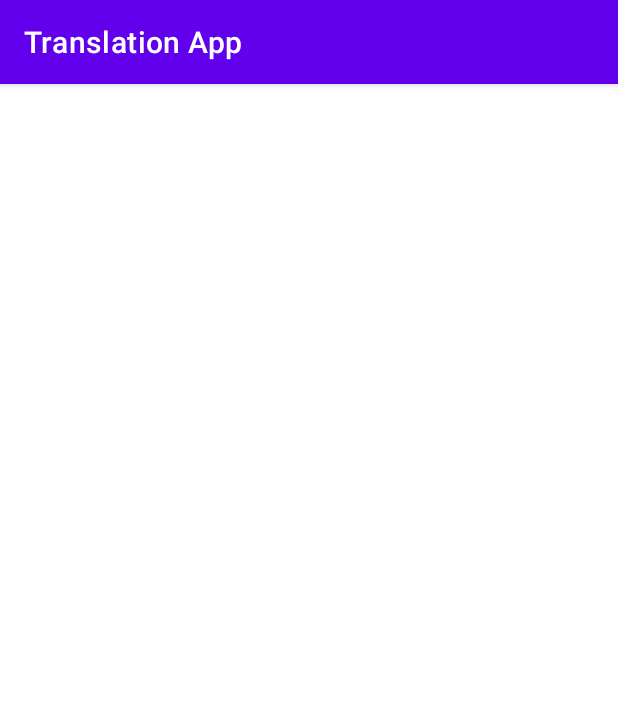
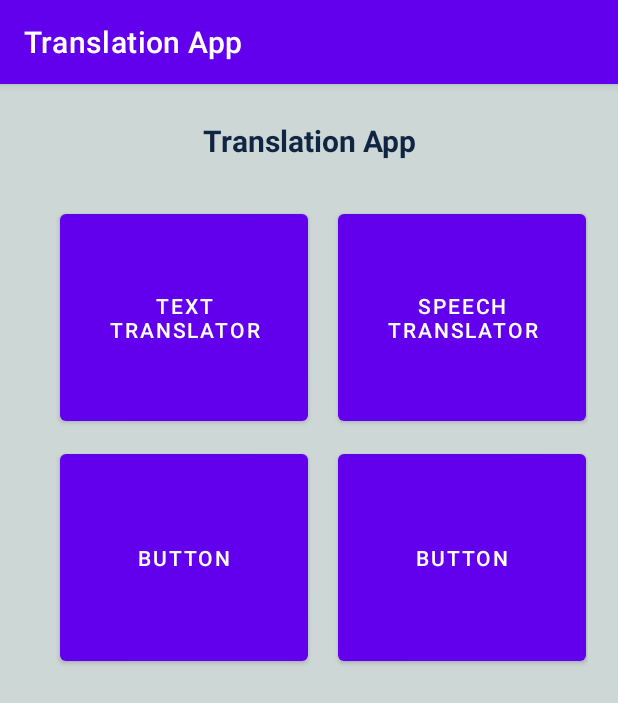
Before and after one commit to DerisO22/Android-Translation-App, an Android app: the screen it shows after launch (MainActivity), on a phone screen of 412 x 824 dp. Shown: the top 703 px of the screen. Run offline under Robolectric (Android 15) with nearby library versions, the phone set to English and light mode, and no system bars.

Commit message:
Buttons/Pages Commit :(

```diff
--- a/app/build.gradle
+++ b/app/build.gradle
@@ -3,12 +3,12 @@ plugins {
 }
 
 android {
-    compileSdk 33
+    compileSdk 34
 
     defaultConfig {
         applicationId "com.example.translationapp"
         minSdk 21
-        targetSdk 33
+        targetSdk 34
         versionCode 1
         versionName "1.0"
 
@@ -38,6 +38,6 @@ dependencies {
 
     implementation 'com.google.firebase:firebase-core:21.1.1'
     implementation 'com.google.firebase:firebase-ml-natural-language:22.0.1'
-    implementation 'com.google.firebase:firebase-ml-natural-language-id-model:20.0.7'
+    //implementation 'com.google.firebase:firebase-ml-natural-language-id-model:20.0.7'
     implementation 'com.google.firebase:firebase-ml-natural-language-translate-model:20.0.9'
 }
--- a/app/src/main/AndroidManifest.xml
+++ b/app/src/main/AndroidManifest.xml
@@ -9,7 +9,10 @@
         android:supportsRtl="true"
         android:theme="@style/Theme.TranslationApp">
         <activity
-            android:name="com.example.translationappandroid.MainActivity"
+            android:name=".MainActivity2"
+            android:exported="false" />
+        <activity
+            android:name=".MainActivity"
             android:exported="true">
             <intent-filter>
                 <action android:name="android.intent.action.MAIN" />
--- /dev/null
+++ b/app/src/main/res/drawable/baseline_dehaze_24.xml
@@ -0,0 +1,5 @@
+<vector android:height="24dp" android:tint="#000000"
+    android:viewportHeight="24" android:viewportWidth="24"
+    android:width="24dp" xmlns:android="http://schemas.android.com/apk/res/android">
+    <path android:fillColor="@android:color/white" android:pathData="M2,15.5v2h20v-2L2,15.5zM2,10.5v2h20v-2L2,10.5zM2,5.5v2h20v-2L2,5.5z"/>
+</vector>
--- a/app/src/main/res/layout/activity_main.xml
+++ b/app/src/main/res/layout/activity_main.xml
@@ -1,25 +1,83 @@
 <?xml version="1.0" encoding="utf-8"?>
-<ScrollView xmlns:android="http://schemas.android.com/apk/res/android"
-    xmlns:app="http://schemas.android.com/apk/res-auto"
+<LinearLayout xmlns:android="http://schemas.android.com/apk/res/android"
+    xmlns:app="http://schemas.android.com/apk/res/android"
     xmlns:tools="http://schemas.android.com/tools"
+    android:layout_width="match_parent"
+    android:orientation="vertical"
+    android:background="@color/plat"
     android:layout_height="match_parent"
-    android:layout_width="match_parent"
-    tools:context=".MainActivity">
+    tools:context=".MainActivity"
+    tools:ignore="NamespaceTypo">
 
-    <LinearLayout>
-        android:orientation="vertical"
+    <TextView
         android:layout_width="match_parent"
-        android:layout_height="wrap_content">
+        android:layout_height="wrap_content"
+        android:layout_marginTop="20dp"
+        android:layout_marginBottom="15dp"
+        android:gravity="center"
+        android:padding="4dp"
+        android:text="Translation App"
+        android:textAlignment="center"
+        android:textColor="@color/teal"
+        android:textSize="20sp"
+        android:textStyle="bold"></TextView>
 
-        <LinearLayout
-            android:orientation="vertical"
-            android:layout_marginStart="20dp"
-            android:layout_marginEnd="20dp"
-            android:layout_marginTop="20dp"
-            android:layout_width="match_parent"
-            android:layout_height="wrap_content"
-            android:gravity="center">
+    <LinearLayout
+        android:layout_width="match_parent"
+        android:layout_height="wrap_content"
+        android:orientation="horizontal"
+        android:weightSum="3"
+        android:layout_marginStart="20dp"
+        android:layout_marginEnd="20dp"
+        android:layout_marginTop="10dp">
 
-        </LinearLayout>
+        <Button
+            android:id="@+id/button3"
+            android:layout_width="165dp"
+            android:layout_height="150dp"
+            android:layout_marginHorizontal="20dp"
+            android:text="Text Translator"
+            tools:layout_editor_absoluteX="51dp"
+            tools:layout_editor_absoluteY="183dp" />
+
+        <Button
+            android:id="@+id/button4"
+            android:layout_width="165dp"
+            android:layout_height="150dp"
+            android:text="Speech Translator"
+            tools:layout_editor_absoluteX="227dp"
+            tools:layout_editor_absoluteY="183dp" />
+
     </LinearLayout>
-    </ScrollView>
+
+    <LinearLayout
+        android:layout_width="match_parent"
+        android:layout_height="wrap_content"
+        android:orientation="horizontal"
+        android:weightSum="3"
+        android:layout_marginStart="20dp"
+        android:layout_marginEnd="20dp"
+        android:layout_marginTop="10dp">
+
+
+    <Button
+        android:id="@+id/button"
+        android:layout_width="165dp"
+        android:layout_height="150dp"
+        android:layout_marginHorizontal="20dp"
+        android:gravity="center"
+        android:text="Button"
+        tools:layout_editor_absoluteX="62dp"
+        tools:layout_editor_absoluteY="369dp" />
+
+    <Button
+        android:id="@+id/button2"
+        android:layout_width="165dp"
+        android:layout_height="150dp"
+        android:gravity="center"
+        android:text="Button"
+        tools:layout_editor_absoluteX="207dp"
+        tools:layout_editor_absoluteY="366dp" />
+    </LinearLayout>
+
+</LinearLayout>
```
Also changed, not shown: app/src/main/java/com/example/translationappandroid/MainActivity2.java (added, +14 -0 lines), app/src/main/res/layout/activity_main2.xml (added, +63 -0 lines), app/src/main/res/values/colors.xml (+21 -0 lines).
